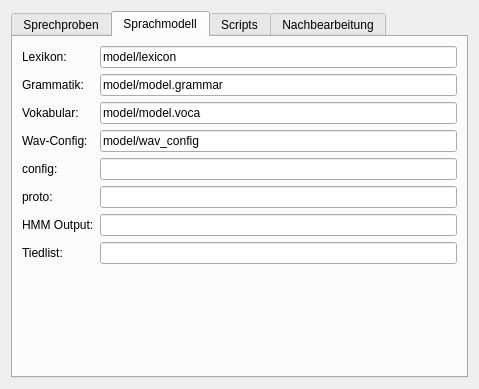
KDE/simon, file ui/modelsettingsdlg.ui: the form before one commit.
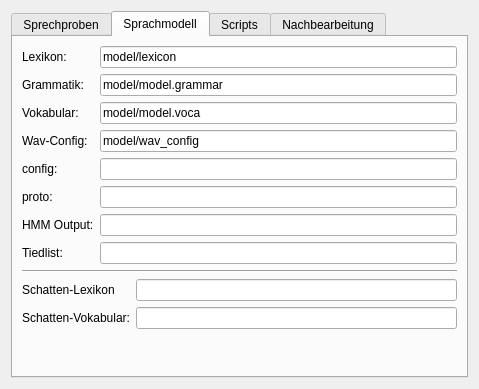
The form after the commit. The open tabs and pages were chosen to show the change. Icons and pictures are not drawn.

The edit to the form file:
```diff
--- a/ui/modelsettingsdlg.ui
+++ b/ui/modelsettingsdlg.ui
@@ -251,6 +251,53 @@
          </item>
         </layout>
        </item>
+       <item>
+        <widget class="Line" name="line" >
+         <property name="orientation" >
+          <enum>Qt::Horizontal</enum>
+         </property>
+        </widget>
+       </item>
+       <item>
+        <layout class="QHBoxLayout" >
+         <item>
+          <layout class="QVBoxLayout" >
+           <item>
+            <widget class="QLabel" name="lbShadowLexicon" >
+             <property name="text" >
+              <string>Schatten-Lexikon</string>
+             </property>
+            </widget>
+           </item>
+           <item>
+            <widget class="QLabel" name="lbShadowVocab" >
+             <property name="text" >
+              <string>Schatten-Vokabular:</string>
+             </property>
+            </widget>
+           </item>
+          </layout>
+         </item>
+         <item>
+          <layout class="QVBoxLayout" >
+           <item>
+            <widget class="QLineEdit" name="leShadowLexicon" >
+             <property name="toolTip" >
+              <string>Das Schattenlexikon beinhaltet unbenutzte Wörter</string>
+             </property>
+            </widget>
+           </item>
+           <item>
+            <widget class="QLineEdit" name="leShadowVocab" >
+             <property name="toolTip" >
+              <string>Das Schattenlexikon beinhaltet unbenutzte Wörter</string>
+             </property>
+            </widget>
+           </item>
+          </layout>
+         </item>
+        </layout>
+       </item>
        <item>
         <spacer>
          <property name="orientation" >
@@ -259,7 +306,7 @@
          <property name="sizeHint" >
           <size>
            <width>20</width>
-           <height>40</height>
+           <height>20</height>
           </size>
          </property>
         </spacer>
```
Left out of the diff: 2 changed lines with no effect on the pictures.
